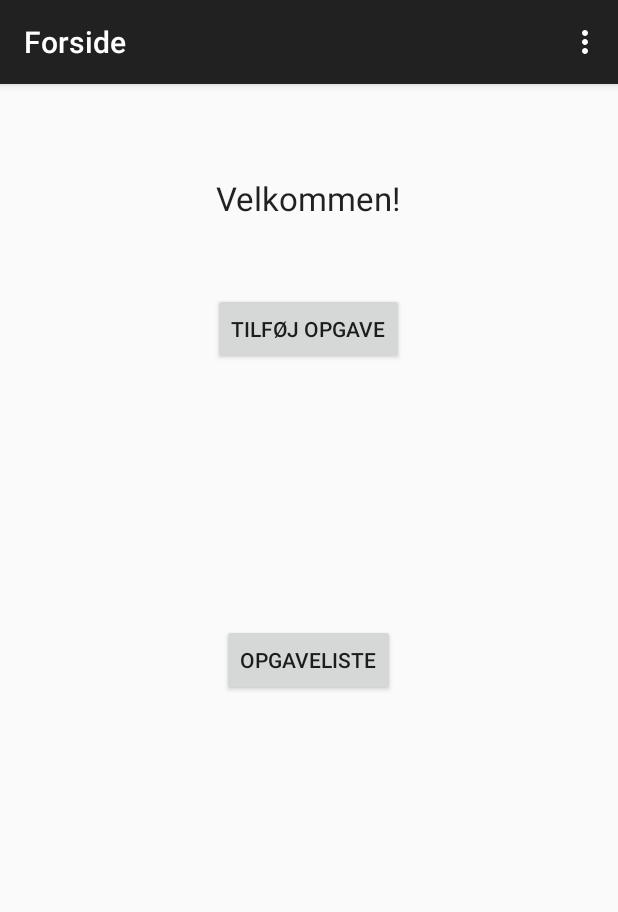
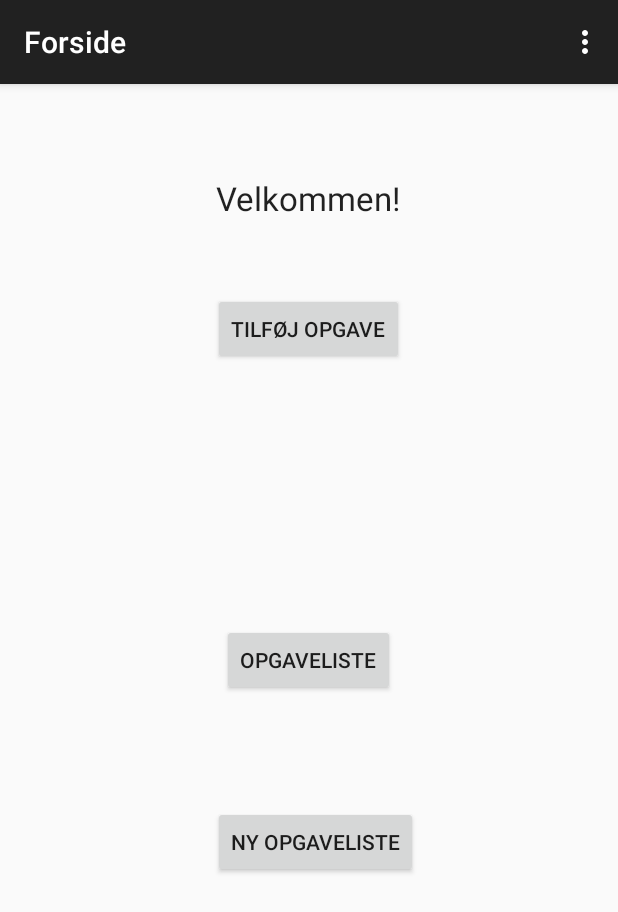
Before and after one commit to mstaunstrup/EjendomsselskabetBMAppNew, an Android app: the screen it shows after launch (Forside), on a phone screen of 412 x 824 dp. Shown: the top 912 px of the screen. Run offline under Robolectric (Android 15) with nearby library versions, the phone set to English and light mode, and no system bars.

Commit message:
ny taskliste
ny taskliste

```diff
--- a/app/build.gradle
+++ b/app/build.gradle
@@ -21,5 +21,6 @@ android {
 
 dependencies {
     compile fileTree(dir: 'libs', include: ['*.jar'])
-    compile 'com.android.support:appcompat-v7:23.0.1'
+    compile 'com.android.support:appcompat-v7:23.1.0'
+    compile 'com.android.support:design:23.1.0'
 }
--- a/app/src/main/java/com/example/marianne/ejendomsselskabetbmapp/Forside.java
+++ b/app/src/main/java/com/example/marianne/ejendomsselskabetbmapp/Forside.java
@@ -33,6 +33,10 @@ public class Forside extends AppCompatActivity {
         Intent intent = new Intent(this,TaskListe.class);
         startActivity(intent);
     }
+    public void NewlistOfTaskButtonOnClick(View view){
+        Intent intent = new Intent(this,NewTaskList.class);
+        startActivity(intent);
+    }
 
     @Override
     public boolean onCreateOptionsMenu(Menu menu) {
--- a/app/src/main/res/layout/activity_forside.xml
+++ b/app/src/main/res/layout/activity_forside.xml
@@ -35,4 +35,14 @@
         android:layout_alignParentTop="true"
         android:layout_centerHorizontal="true"
         android:layout_marginTop="45dp" />
+    <Button
+        android:layout_width="wrap_content"
+        android:layout_height="wrap_content"
+        android:text="Ny Opgaveliste"
+        android:id="@+id/NewlistOfTaskButton"
+        android:onClick="NewlistOfTaskButtonOnClick"
+        android:layout_below="@+id/listOfTaskButton"
+        android:layout_alignLeft="@+id/addButton"
+        android:layout_alignStart="@+id/addButton"
+        android:layout_marginTop="73dp" />
 </RelativeLayout>
--- /dev/null
+++ b/app/src/main/res/values-v21/styles.xml
@@ -0,0 +1,8 @@
+<resources>>
+    <style name="AppTheme.NoActionBar">
+        <item name="windowActionBar">false</item>
+        <item name="windowNoTitle">true</item>
+        <item name="android:windowDrawsSystemBarBackgrounds">true</item>
+        <item name="android:statusBarColor">@android:color/transparent</item>
+    </style>
+</resources>
--- a/app/src/main/res/values/dimens.xml
+++ b/app/src/main/res/values/dimens.xml
@@ -2,4 +2,6 @@
     <!-- Default screen margins, per the Android Design guidelines. -->
     <dimen name="activity_horizontal_margin">16dp</dimen>
     <dimen name="activity_vertical_margin">16dp</dimen>
+    <dimen name="fab_margin">16dp</dimen>
+    <dimen name="appbar_padding_top">8dp</dimen>
 </resources>
--- a/app/src/main/res/values/strings.xml
+++ b/app/src/main/res/values/strings.xml
@@ -6,4 +6,6 @@
     <string name="title_activity_forside">Forside</string>
     <string name="title_activity_task_liste">TaskListe</string>
     <string name="title_activity_single_task">SingleTask</string>
+    <string name="title_activity_new_task_list">NewTaskList</string>
+    <string name="section_format">Hello World from section: %1$d</string>
 </resources>
--- a/app/src/main/res/values/styles.xml
+++ b/app/src/main/res/values/styles.xml
@@ -4,5 +4,11 @@
     <style name="AppTheme" parent="Theme.AppCompat.Light.DarkActionBar">
         <!-- Customize your theme here. -->
     </style>
+    <style name="AppTheme.NoActionBar">
+        <item name="windowActionBar">false</item>
+        <item name="windowNoTitle">true</item>
+    </style>
+    <style name="AppTheme.AppBarOverlay" parent="ThemeOverlay.AppCompat.Dark.ActionBar" />
+    <style name="AppTheme.PopupOverlay" parent="ThemeOverlay.AppCompat.Light" />
 
 </resources>
```
Also changed, not shown: app/src/main/AndroidManifest.xml (+9 -0 lines), app/src/main/java/com/example/marianne/ejendomsselskabetbmapp/MainActivity.java (+4 -3 lines), app/src/main/java/com/example/marianne/ejendomsselskabetbmapp/NewTaskList.java (added, +164 -0 lines), app/src/main/res/layout/activity_new_task_list.xml (added, +36 -0 lines), app/src/main/res/layout/fragment_new_task_list.xml (added, +12 -0 lines), app/src/main/res/menu/menu_new_task_list.xml (added, +7 -0 lines), 717 other files.
